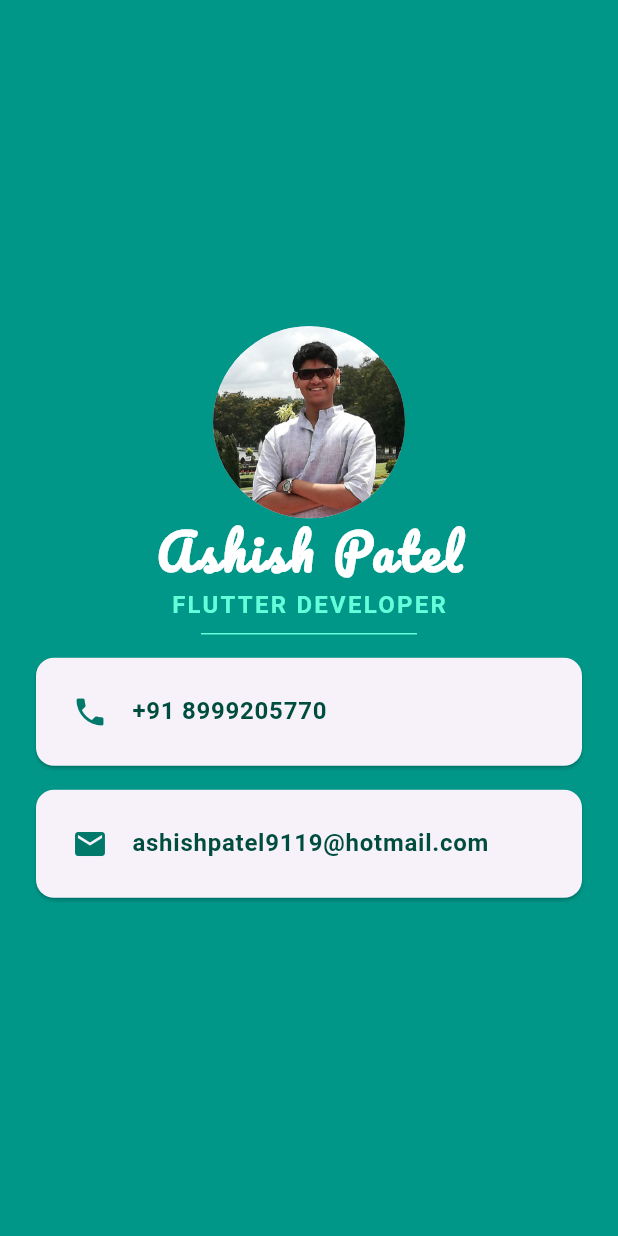
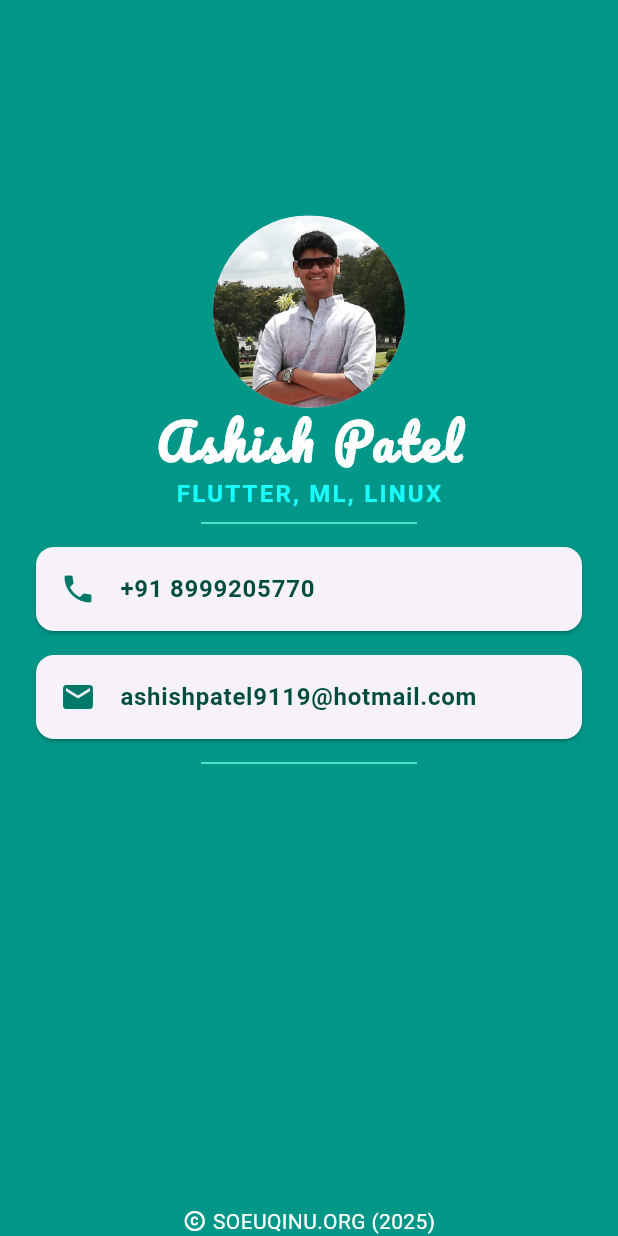
Before and after one commit to ashishpatel-dd1/my_card, a Flutter app: the screen it shows after launch, on a phone screen of 412 x 824 dp. Run offline on Flutter 3.47's test engine with Material 3 defaults, Android fonts, the phone set to English and light mode, and no system bars; project files that could hold a hidden picture were left out.

Commit message:
added copyright information

```diff
--- a/lib/main.dart
+++ b/lib/main.dart
@@ -14,6 +14,12 @@ class MyApp extends StatelessWidget {
         backgroundColor: Colors.teal,
         body: SafeArea(
           child: Column(
+            mainAxisAlignment: MainAxisAlignment.spaceBetween,
+            children: <Widget>[
+              SizedBox(
+                height: 72.0,
+              ),
+              Column(
                 mainAxisAlignment: MainAxisAlignment.center,
                 children: <Widget>[
                   CircleAvatar(
@@ -27,16 +33,15 @@ class MyApp extends StatelessWidget {
                         fontSize: 32.0,
                         color: Colors.white,
                         fontWeight: FontWeight.bold,
-                  letterSpacing: 2.5
-                ),
+                        letterSpacing: 2.5),
                   ),
                   Text(
-                'FLUTTER DEVELOPER',
+                    'FLUTTER, ML, LINUX',
                     style: TextStyle(
                       fontFamily: 'Roboto',
                       fontWeight: FontWeight.bold,
                       fontSize: 16.0,
-                  color: Colors.tealAccent,
+                      color: Colors.cyanAccent,
                       letterSpacing: 1.5,
                     ),
                   ),
@@ -48,9 +53,10 @@ class MyApp extends StatelessWidget {
                     ),
                   ),
                   Card(
-                margin: EdgeInsets.symmetric(vertical: 8.0, horizontal: 24.0),
+                    margin:
+                        EdgeInsets.symmetric(vertical: 8.0, horizontal: 24.0),
                     child: Padding(
-                  padding: const EdgeInsets.all(8.0),
+                      padding: const EdgeInsets.all(0.0),
                       child: ListTile(
                         leading: Icon(
                           Icons.phone,
@@ -68,9 +74,10 @@ class MyApp extends StatelessWidget {
                     ),
                   ),
                   Card(
-                margin: EdgeInsets.symmetric(vertical: 8.0, horizontal: 24.0),
+                    margin:
+                        EdgeInsets.symmetric(vertical: 8.0, horizontal: 24.0),
                     child: Padding(
-                  padding: const EdgeInsets.all(8.0),
+                      padding: const EdgeInsets.all(0.0),
                       child: ListTile(
                         leading: Icon(
                           Icons.email,
@@ -86,6 +93,35 @@ class MyApp extends StatelessWidget {
                         ),
                       ),
                     ),
+                  ),
+                  SizedBox(
+                    height: 16.0,
+                    width: 144.0,
+                    child: Divider(
+                      color: Colors.tealAccent,
+                    ),
+                  )
+                ],
+              ),
+              SizedBox(
+                height: 144.0,
+              ),
+              Row(
+                mainAxisAlignment: MainAxisAlignment.center,
+                children: [
+                  Icon(
+                    Icons.copyright,
+                    size: 16.0,
+                    color: Colors.white,
+                  ),
+                  SizedBox(
+                    width: 4.0,
+                  ),
+                  Text(
+                    'SOEUQINU.ORG (2025)',
+                    style: TextStyle(color: Colors.white, fontSize: 14.0),
+                  ),
+                ],
               )
             ],
           ),
```
Lines whose indentation alone changed are shown as unchanged.
